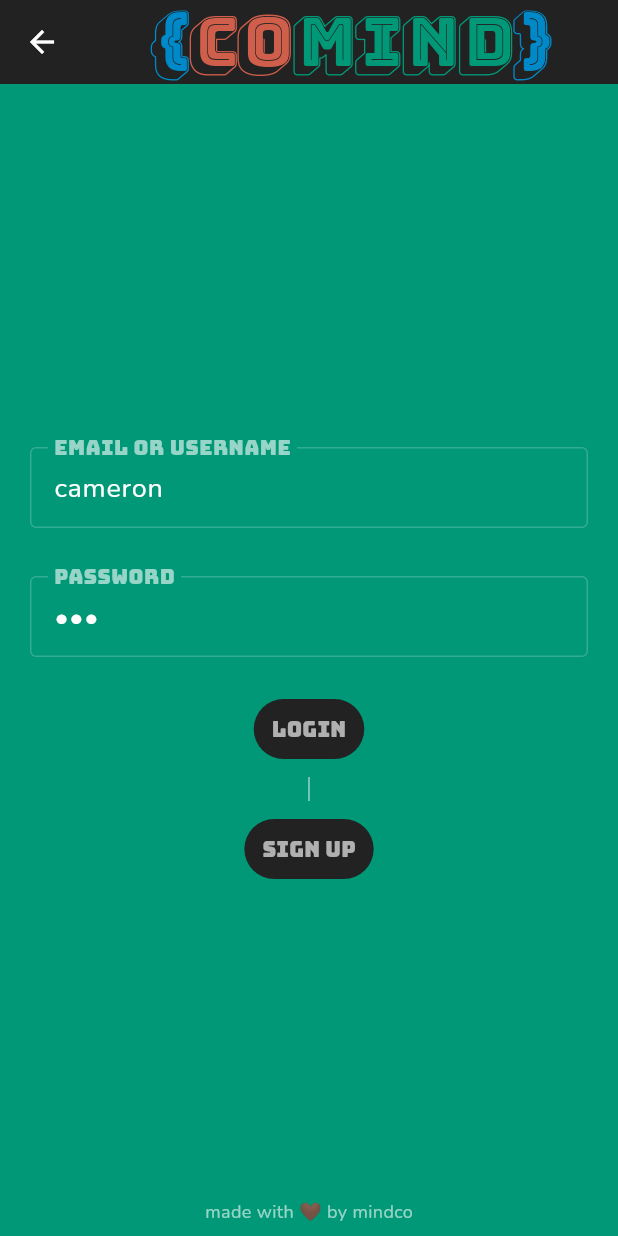
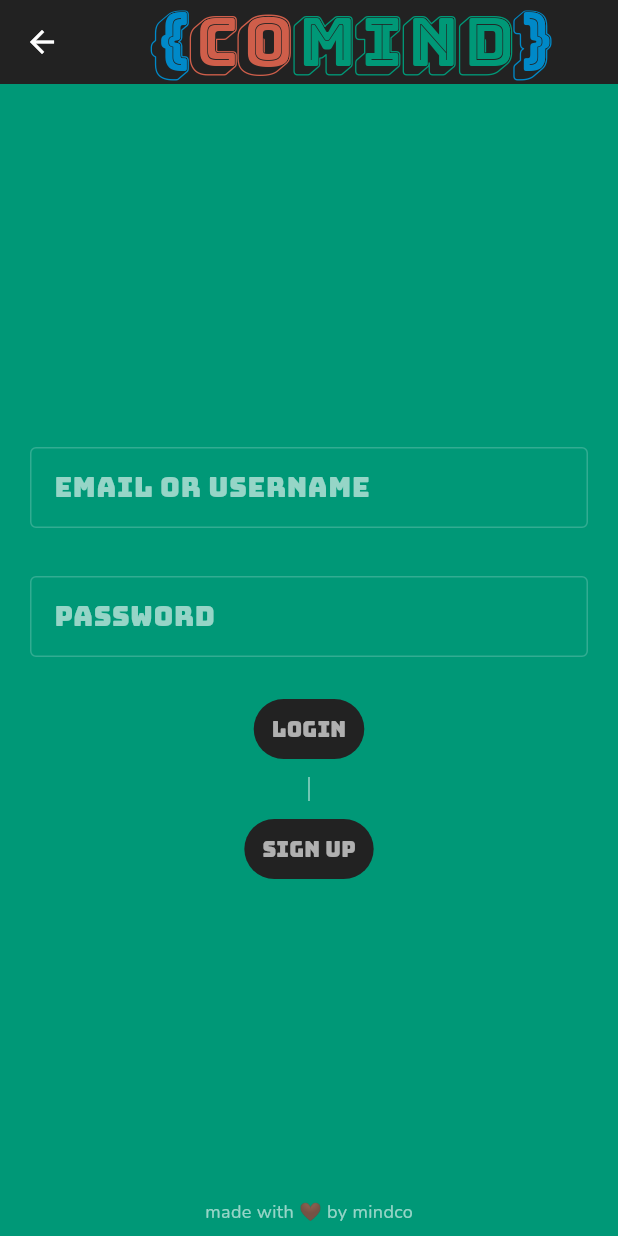
Before and after one commit to mind-co/comind, a Flutter app: the LoginScreen screen opened by its route, on a phone screen of 412 x 824 dp. Run offline on Flutter 3.47's test engine with Material 3 defaults, Android fonts, the phone set to English and light mode, and no system bars; our stand-ins replace dio, email_validator, flutter_markdown, google_fonts, shared_preferences; missing offline and left inert: bcrypt, dart_jsonwebtoken, flutter_quill, markdown; accounts and stored records are empty; generated files the repository leaves out were written again.

Commit message:
minor adjustments

```diff
--- a/lib/login.dart
+++ b/lib/login.dart
@@ -40,10 +40,10 @@ class LoginScreen extends StatefulWidget {
 }
 
 class _LoginScreenState extends State<LoginScreen> {
-  final _emailController = TextEditingController(text: "cameron");
-  final _usernameController = TextEditingController(text: "cameron");
-  final _passwordController = TextEditingController(text: "abc");
-  final _passwordConfirmationController = TextEditingController(text: "abc");
+  final _emailController = TextEditingController();
+  final _usernameController = TextEditingController();
+  final _passwordController = TextEditingController();
+  final _passwordConfirmationController = TextEditingController();
   static const double fontSize = 18;
   bool signUpMode = false;
   bool usernameAvailable = false;
```
